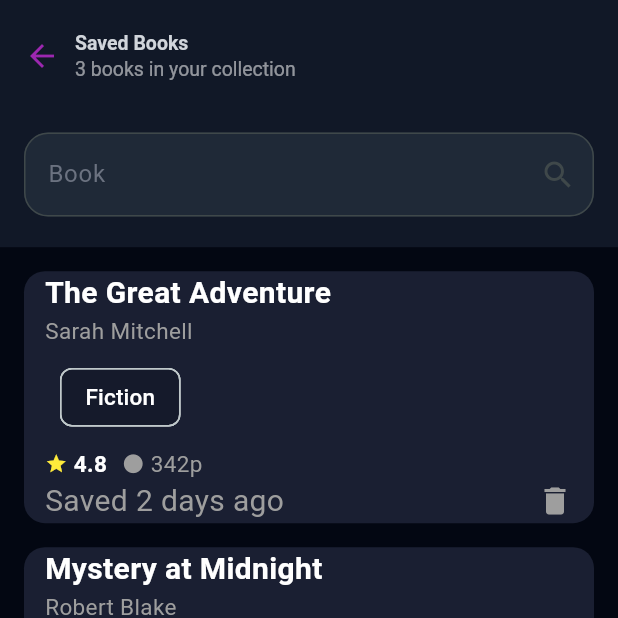
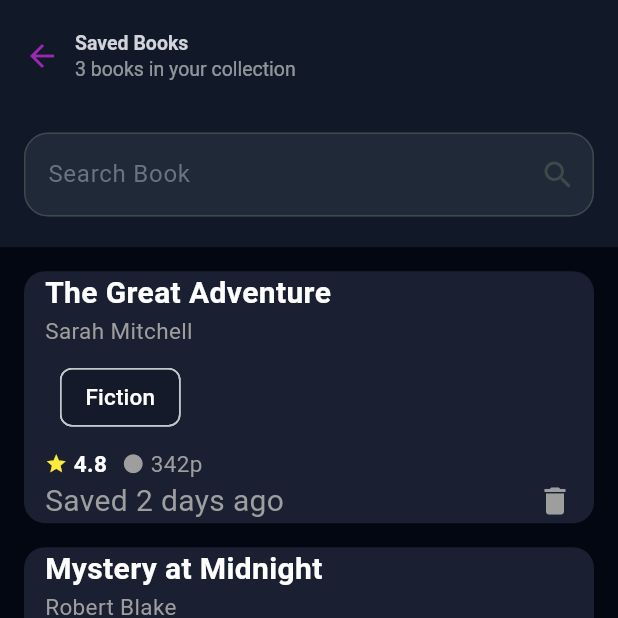
Before and after one commit to ChristianMarcellino/projectuasflutter, a Flutter app: the SaveScreen screen opened directly, on a phone screen of 412 x 824 dp, the top half of it. Run offline on Flutter 3.47's test engine with Material 3 defaults, Android fonts, the phone set to English and light mode, and no system bars.

```diff
--- a/lib/main.dart
+++ b/lib/main.dart
@@ -26,7 +26,7 @@ class MyApp extends StatelessWidget {
         ),
         colorScheme: ColorScheme.fromSeed(seedColor: Colors.white),
       ),
-      home: SaveScreen(),
+      home: HomeScreen(),
     );
   }
 }
--- a/lib/screen/save_screen.dart
+++ b/lib/screen/save_screen.dart
@@ -54,7 +54,7 @@ class _SaveScreen extends State<SaveScreen> {
             CustomFormField(
               label: "",
               controller: _searchController,
-              hint: "Book",
+              hint: "Search Book",
               suffixIcon: Icon(Icons.search),
             ),
           ],
@@ -73,6 +73,7 @@ class _SaveScreen extends State<SaveScreen> {
                 color: const Color(0xFF1A1F32),
                 borderRadius: BorderRadius.circular(14),
               ),
+
               child: Column(
                 crossAxisAlignment: CrossAxisAlignment.start,
                 children: [
```
Also changed, not shown: Gambar 1.jpg (added).
